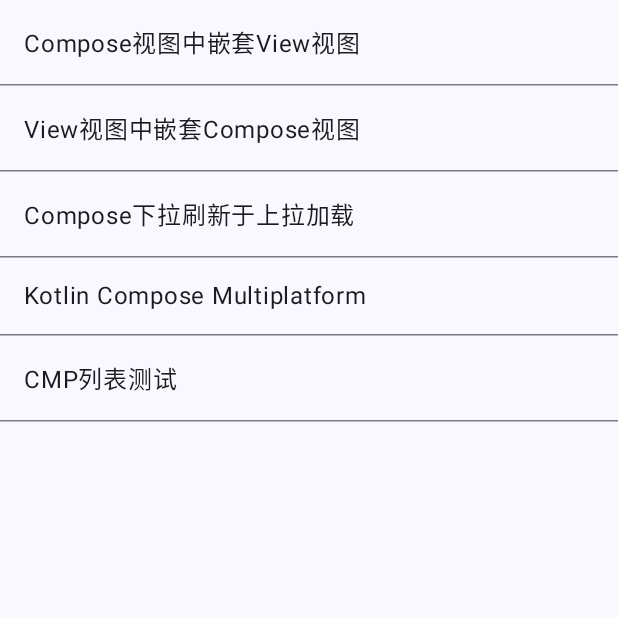
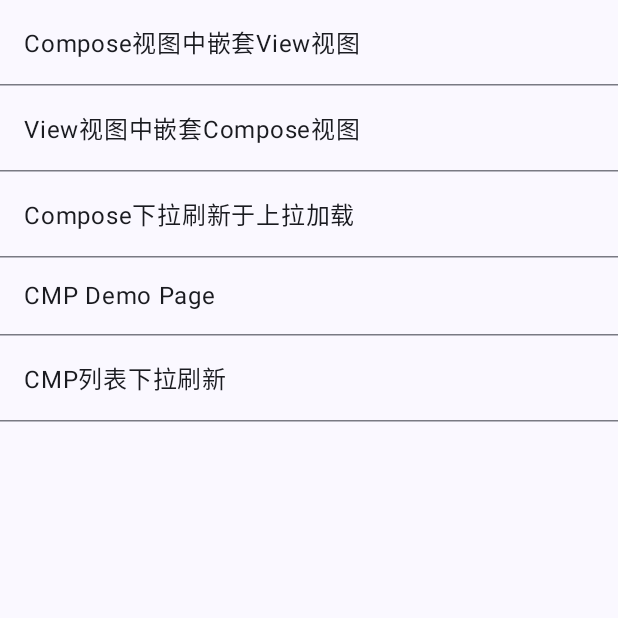
Before and after one commit to DingYong4223/HelloDemo, an Android app built with Jetpack Compose: the ComposeListActivity screen opened directly, with no data from a screen before it, on a phone screen of 412 x 824 dp, the top half of it. Run offline under Robolectric (Android 15) with nearby library versions, the phone set to English and light mode, and no system bars.

```diff
--- a/androidApp/src/main/java/com/hello/android/compose/ComposeListActivity.kt
+++ b/androidApp/src/main/java/com/hello/android/compose/ComposeListActivity.kt
@@ -30,8 +30,8 @@ class ComposeListActivity : ComponentActivity() {
             ComposeItem(0, "Compose视图中嵌套View视图"),
             ComposeItem(1, "View视图中嵌套Compose视图"),
             ComposeItem(2, "Compose下拉刷新于上拉加载"),
-            ComposeItem(3, "Kotlin Compose Multiplatform"),
-            ComposeItem(4, "CMP列表测试")
+            ComposeItem(3, "CMP Demo Page"),
+            ComposeItem(4, "CMP列表下拉刷新")
         )
 
         setContent {
```
